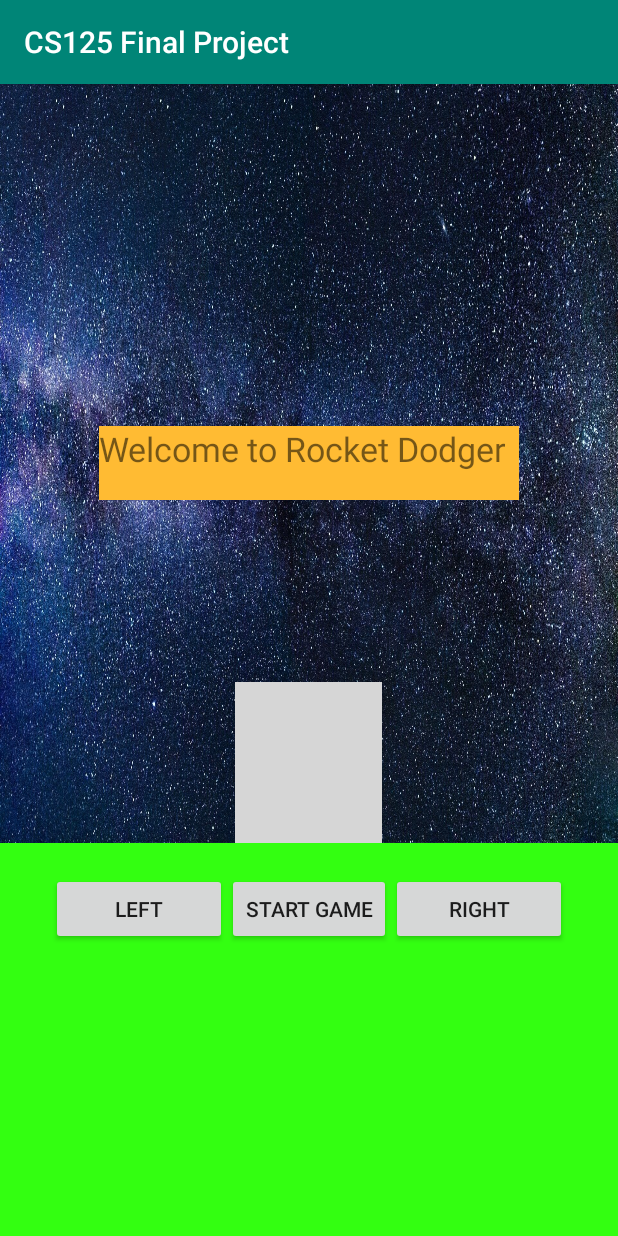
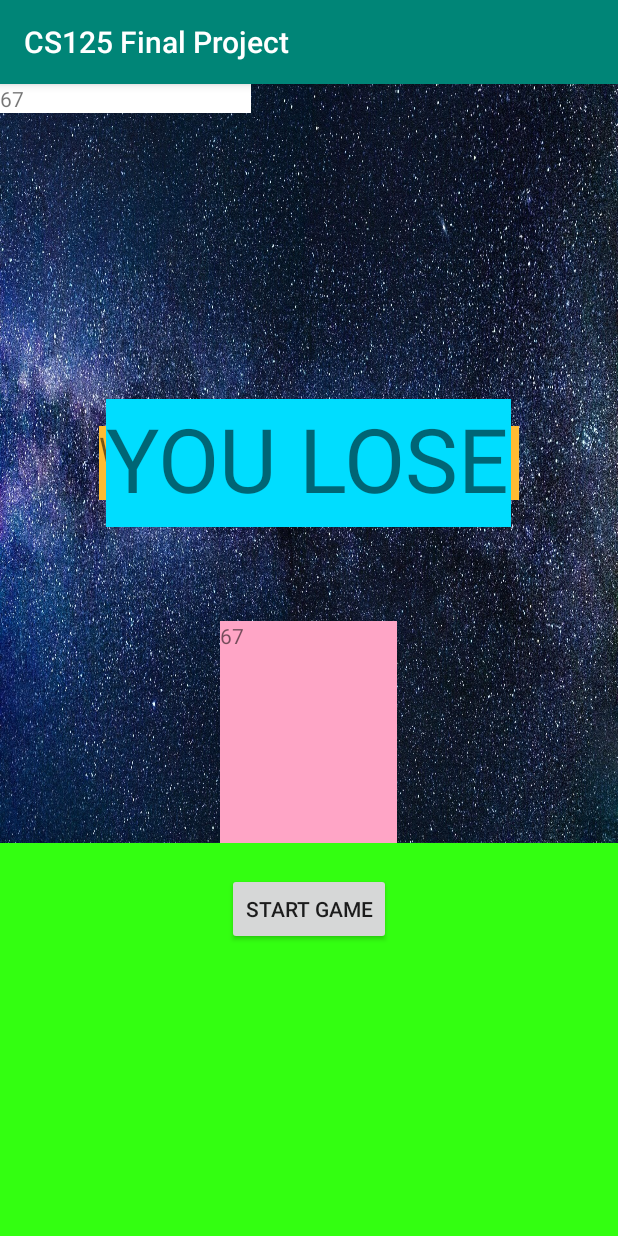
Before and after one commit to anshb49/Asteroids-Android-App, an Android app: the screen it shows after launch (MainActivity), on a phone screen of 412 x 824 dp. Run offline under Robolectric (Android 15) with nearby library versions, the phone set to English and light mode, and no system bars; grey boxes are pictures that could not be loaded.

Commit message:
Rocket moves left and right. Start button and label disappear when start is clicked. Move buttons only show after start is clicked.. background of space. Multiple Asteroids moving

```diff
--- a/app/src/main/java/com/example/cs125finalproject/MainActivity.java
+++ b/app/src/main/java/com/example/cs125finalproject/MainActivity.java
@@ -23,6 +23,7 @@ import java.util.Timer;
 import java.util.TimerTask;
 
 public class MainActivity extends AppCompatActivity {
+
 
 
     private ImageView box;
@@ -61,8 +62,8 @@ public class MainActivity extends AppCompatActivity {
     private float asteroidX4;
     private float asteroidY4;
 
-    public Button moveLeft = findViewById(R.id.leftBtn);
-    public Button moveRight = findViewById(R.id.rightBtn);
+    private boolean lostGame = false;
+    private int score = 0;
 
 
     @Override
@@ -89,16 +90,17 @@ public class MainActivity extends AppCompatActivity {
 
         //move to out of screen
         asteroid.setX(-80.0f);
-        asteroid.setY(screenHeight + 80.0f);
+        asteroid.setY(screenHeight + 300.0f);
 
         asteroid2.setX(-80.0f);
-        asteroid2.setY(screenHeight + 80.0f);
+        asteroid2.setY(screenHeight + 300.0f);
 
         asteroid3.setX(-80.0f);
-        asteroid3.setY(screenHeight + 80.0f);
+        asteroid3.setY(screenHeight + 300.0f);
 
         asteroid4.setX(-80.0f);
-        asteroid4.setY(screenHeight + 80.0f);
+        asteroid4.setY(screenHeight + 300.0f);
+
 
         timer.schedule(new TimerTask() {
             @Override
@@ -110,16 +112,24 @@ public class MainActivity extends AppCompatActivity {
                     }
                 });
             }
-        }, 0, 10);
+        }, 0, 40);
 
+        TextView finalS = findViewById(R.id.finalScore);
+        finalS.setVisibility(View.INVISIBLE);
+
+
+
+
+        TextView loseLabel = findViewById(R.id.loseLabel);
+        loseLabel.setVisibility(View.INVISIBLE);
 
 
         Button startbutton = findViewById(R.id.startButton);
         TextView welcome = findViewById(R.id.welcomeLabel);
 
 
-
-
+        Button moveLeft = findViewById(R.id.leftBtn);
+        Button moveRight = findViewById(R.id.rightBtn);
         moveLeft.setVisibility(View.INVISIBLE);
         moveRight.setVisibility(View.INVISIBLE);
 
@@ -136,7 +146,10 @@ public class MainActivity extends AppCompatActivity {
 
 
 
+
         final ImageView boxImage = findViewById(R.id.box);
+
+
 
 
         //Start Game
@@ -163,7 +176,7 @@ public class MainActivity extends AppCompatActivity {
             });
 
 
-            moveTheAsteroid();
+            //moveTheAsteroid();
 
 
         });
@@ -172,32 +185,19 @@ public class MainActivity extends AppCompatActivity {
 
 
 
+    }
+
+    public void moveTheAsteroid() {
 
 
 
-
-
-
-
-
-
-
-
-
-
-
-
-
-    }
-
-    public void moveTheAsteroid() {
         //Asteroid Movement
         asteroidY = asteroidY + 10;
         asteroidY2 = asteroidY2 + 10;
         asteroidY3 = asteroidY3 + 10;
         asteroidY4 = asteroidY4 + 10;
         if (asteroid.getY() > screenHeight) {
-            asteroidX = (float)Math.floor(Math.random() * (screenWidth - asteroid.getWidth()));
+            asteroidX = (float) Math.floor(Math.random() * (screenWidth - asteroid.getWidth()));
             asteroidY = -100.0f;
 
         }
@@ -205,7 +205,7 @@ public class MainActivity extends AppCompatActivity {
         asteroid.setY(asteroidY);
 
         if (asteroid2.getY() > screenHeight) {
-            asteroidX2 = (float)Math.floor(Math.random() * (screenWidth - asteroid2.getWidth() + 10));
+            asteroidX2 = (float) Math.floor(Math.random() * (screenWidth - asteroid2.getWidth() + 10));
             asteroidY2 = -100.0f;
 
         }
@@ -213,7 +213,7 @@ public class MainActivity extends AppCompatActivity {
         asteroid2.setY(asteroidY2);
 
         if (asteroid3.getY() > screenHeight) {
-            asteroidX3 = (float)Math.floor(Math.random() * (screenWidth - asteroid3.getWidth() - 10));
+            asteroidX3 = (float) Math.floor(Math.random() * (screenWidth - asteroid3.getWidth() - 10));
             asteroidY3 = -100.0f;
 
         }
@@ -221,13 +221,23 @@ public class MainActivity extends AppCompatActivity {
         asteroid3.setY(asteroidY3);
 
         if (asteroid4.getY() > screenHeight) {
-            asteroidX4 = (float)Math.floor(Math.random() * (screenWidth - asteroid4.getWidth() + 5));
+            asteroidX4 = (float) Math.floor(Math.random() * (screenWidth - asteroid4.getWidth() + 5));
             asteroidY4 = -100.0f;
 
         }
         asteroid4.setX(asteroidX4);
         asteroid4.setY(asteroidY4);
 
+
+
+
+        checkIfHit();
+
+
+
+    }
+
+    public void checkIfHit() {
 
         //Intersection Check
         Rect boxRect = new Rect();
@@ -250,45 +260,35 @@ public class MainActivity extends AppCompatActivity {
                 || Rect.intersects(boxRect, asteroid3Rect)
                 || Rect.intersects(boxRect, asteroid4Rect)) {
             //Begin end screen
+            System.out.println(("you lose"));
             asteroid.setVisibility(View.INVISIBLE);
             asteroid2.setVisibility(View.INVISIBLE);
             asteroid3.setVisibility(View.INVISIBLE);
             asteroid4.setVisibility(View.INVISIBLE);
 
-            moveLeft.setVisibility(View.INVISIBLE);
-            moveRight.setVisibility(View.INVISIBLE);
+            Button moveL = findViewById(R.id.leftBtn);
+            Button moveR = findViewById(R.id.rightBtn);
+            moveL.setVisibility(View.INVISIBLE);
+            moveR.setVisibility(View.INVISIBLE);
 
-        }
+            TextView loseLabel = findViewById(R.id.loseLabel);
+            loseLabel.setVisibility(View.VISIBLE);
+
+            int finalScore = score;
+            TextView finalS = findViewById(R.id.finalScore);
+            finalS.setText(Integer.toString(finalScore));
+            finalS.setVisibility(View.VISIBLE);
+            return;
 
 
 
+        } else {
 
+            score = score + 1;
 
-        /*
-        if (Math.abs(box.getX() - asteroid.getX()) <= 1000 && box.getY() == asteroid.getY()) {
-            System.out.println("first if statement is working");
+            TextView scoreL = findViewById(R.id.score);
+            scoreL.setText(Integer.toString(score));
         }
-        if (Math.abs(box.getX() - asteroid2.getX()) <= 1000 && box.getY() == asteroid2.getY()) {
-            System.out.println("second if statement is working");
-        }
-        if (Math.abs(box.getX() - asteroid3.getX()) <= 1000 && box.getY() == asteroid3.getY()) {
-            System.out.println("third if statement is working");
-        }
-        if (Math.abs(box.getX() - asteroid4.getX()) <= 1000 && box.getY() == asteroid4.getY()) {
-            System.out.println("fourth if statement is working");
-        }
-
-        if (box.getX() == asteroid.getX() && box.getY() == asteroid.getY()
-                || box.getX() == asteroid2.getX() && box.getY() == asteroid2.getY()
-                || box.getX() == asteroid3.getX() && box.getY() == asteroid3.getY()
-                || box.getX() == asteroid4.getX() && box.getY() == asteroid4.getY()) {
-            System.out.println("this is working");
-        }
-        */
-
-
-
-
 
     }
 
@@ -308,7 +308,6 @@ public class MainActivity extends AppCompatActivity {
         box.setImageDrawable(rocket);
 
 
-
     }
 
     public void moveRocketRight() {
@@ -326,4 +325,24 @@ public class MainActivity extends AppCompatActivity {
 
 
     }
+
+    /*
+    public void startTimer() {
+
+        //TextView timer = findViewById(R.id.scoreID);
+        TextView timer = (TextView)findViewById(R.id.scoreID);
+        //timer.setText("Text to set");
+        try {
+            Thread.sleep(1000);
+            score++;
+            timer.setText(Integer.toString(score));
+
+        } catch (InterruptedException e) {
+            e.printStackTrace();
+        }
+
+    }
+    */
+
+
 }
--- a/app/src/main/res/layout/activity_main.xml
+++ b/app/src/main/res/layout/activity_main.xml
@@ -26,42 +26,70 @@
 
         <ImageView
             android:id="@+id/box"
-            android:layout_width="98dp"
-            android:layout_height="107dp"
+            android:layout_width="58dp"
+            android:layout_height="72dp"
             android:layout_gravity="bottom|center"
+            android:adjustViewBounds="false"
+            android:cropToPadding="false"
             android:foreground="@drawable/rocketpic"
+            android:maxWidth="50dp"
+            android:minWidth="0dp"
             android:src="@drawable/rocketpic"
-            android:visibility="visible">
+            android:visibility="visible"
+            app:srcCompat="@drawable/rocketpic">
 
 
         </ImageView>
 
         <ImageView
             android:id="@+id/asteroidPic"
-            android:layout_width="99dp"
-            android:layout_height="113dp"
+            android:layout_width="66dp"
+            android:layout_height="85dp"
             app:srcCompat="@drawable/asteroid" />
+
+        <TextView
+            android:id="@+id/score"
+            android:layout_width="167dp"
+            android:layout_height="wrap_content"
+            android:background="@android:color/white"
+            android:text="Score" />
 
         <ImageView
             android:id="@+id/asteroidPic2"
-            android:layout_width="99dp"
-            android:layout_height="113dp"
+            android:layout_width="56dp"
+            android:layout_height="51dp"
             android:layout_gravity="center|top"
             app:srcCompat="@drawable/asteroid" />
 
         <ImageView
             android:id="@+id/asteroidPic3"
-            android:layout_width="99dp"
-            android:layout_height="113dp"
+            android:layout_width="48dp"
+            android:layout_height="58dp"
             android:layout_gravity="right|top"
             app:srcCompat="@drawable/asteroid" />
 
         <ImageView
             android:id="@+id/asteroidPic4"
-            android:layout_width="99dp"
-            android:layout_height="113dp"
+            android:layout_width="66dp"
+            android:layout_height="85dp"
+            app:srcCompat="@drawable/asteroid" />
+
+        <TextView
+            android:id="@+id/loseLabel"
+            android:layout_width="270dp"
+            android:layout_height="85dp"
             android:layout_gravity="center"
-            app:srcCompat="@drawable/asteroid" />
+            android:background="@android:color/holo_blue_bright"
+            android:text="YOU LOSE"
+            app:autoSizeTextType="uniform" />
+
+        <TextView
+            android:id="@+id/finalScore"
+            android:layout_width="118dp"
+            android:layout_height="148dp"
+            android:layout_gravity="bottom|center|center_horizontal"
+            android:background="@color/colorAccent"
+            android:text="TextView" />
 
     </FrameLayout>
 
--- a/app/src/main/res/values/colors.xml
+++ b/app/src/main/res/values/colors.xml
@@ -2,5 +2,5 @@
 <resources>
     <color name="colorPrimary">#008577</color>
     <color name="colorPrimaryDark">#00574B</color>
-    <color name="colorAccent">#FF005D</color>
+    <color name="colorAccent">#FFA5C6</color>
 </resources>
```
Also changed, not shown: app/src/main/res/drawable/lospic.png (added), 1 other file.
